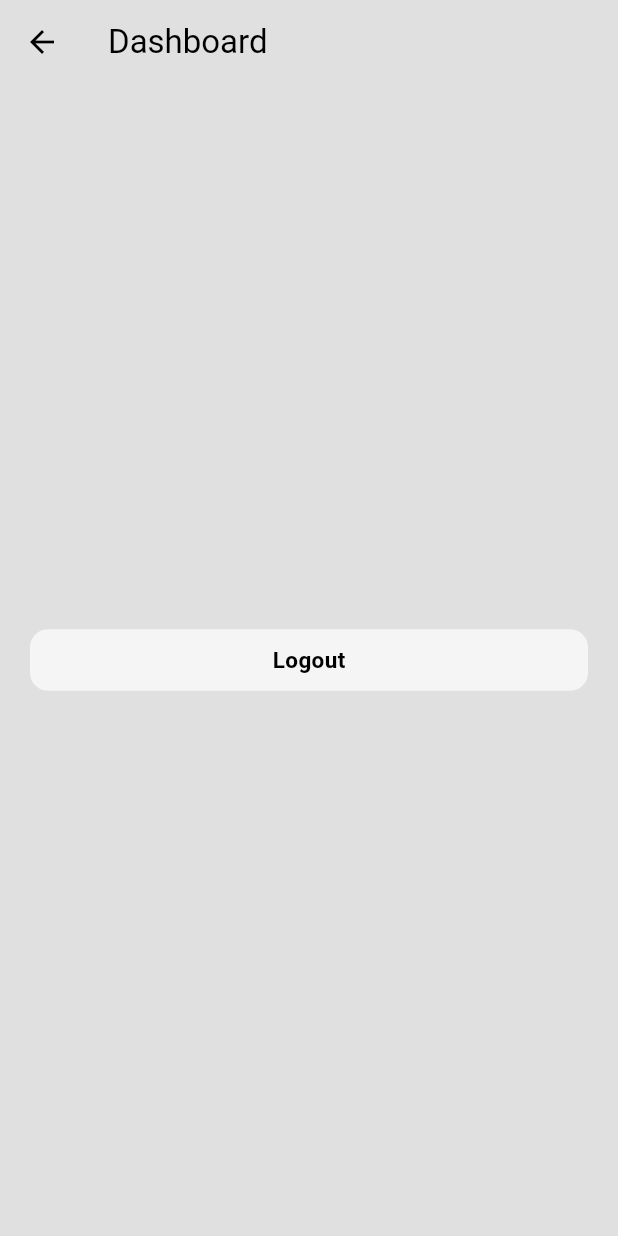
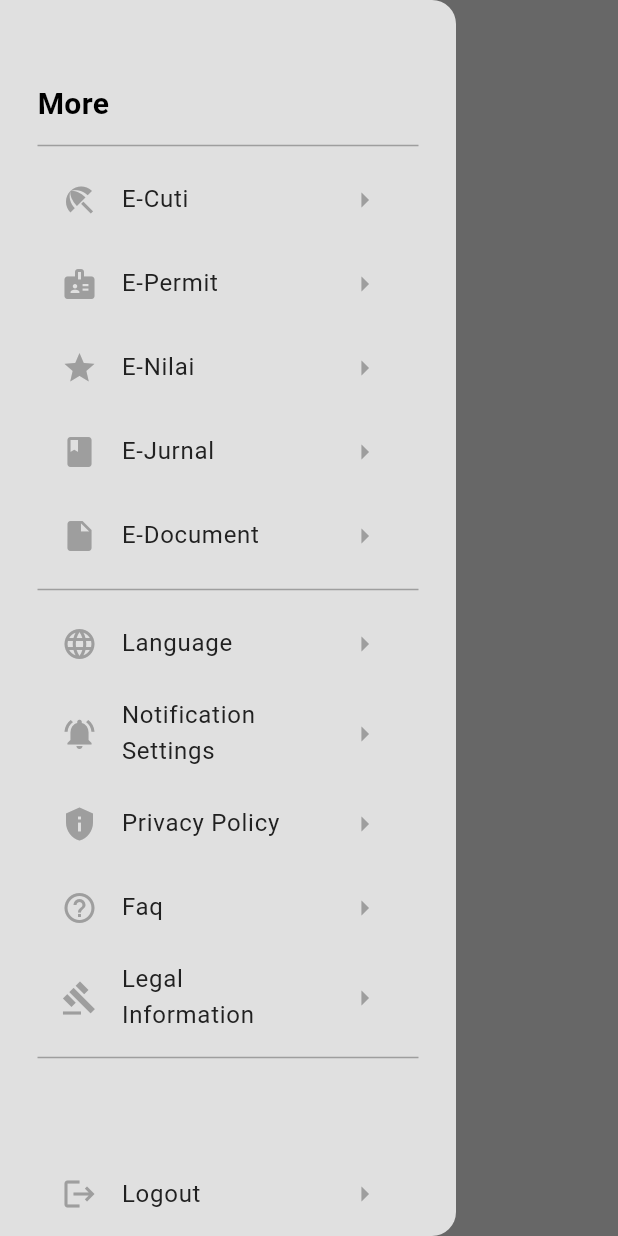
Before and after one commit to Lyraeth/social_media_bloc, a Flutter app: the DashboardPage screen opened directly, with the side drawer open (before the commit the screen has no drawer), on a phone screen of 412 x 824 dp. Run offline on Flutter 3.47's test engine with Material 3 defaults, Android fonts, the light colour scheme and no system bars; our stand-ins replace flutter_bloc, flutter_secure_storage; accounts and stored records are empty.

Commit message:
feat (dashboard): Add MyDrawer component with logout functionality and update DashboardPage layout

```diff
--- a/lib/app.dart
+++ b/lib/app.dart
@@ -42,7 +42,6 @@ class MainApp extends StatelessWidget {
         debugShowCheckedModeBanner: false,
         theme: lightMode,
         home: BlocConsumer<AuthCubit, AuthState>(
-          listener: (context, state) {},
           builder: (context, authState) {
             print(authState);
             // jika user terauthentikasi, munculkan Home Page
@@ -61,6 +60,15 @@ class MainApp extends StatelessWidget {
               );
             }
           },
+
+          // error handling
+          listener: (context, state) {
+            if (state is AuthError) {
+              ScaffoldMessenger.of(
+                context,
+              ).showSnackBar(SnackBar(content: Text(state.message)));
+            }
+          },
         ),
       ),
     );
--- /dev/null
+++ b/lib/features/dashboard/presentation/components/my_drawer.dart
@@ -0,0 +1,117 @@
+import 'package:flutter/material.dart';
+import 'package:flutter_bloc/flutter_bloc.dart';
+import 'package:social_media_bloc/features/auth/presentation/cubits/auth_cubit.dart';
+import 'package:social_media_bloc/features/dashboard/presentation/components/my_drawer_tile.dart';
+
+class MyDrawer extends StatefulWidget {
+  const MyDrawer({super.key});
+
+  @override
+  State<MyDrawer> createState() => _MyDrawerState();
+}
+
+class _MyDrawerState extends State<MyDrawer> {
+  // Logout
+  void _handleLogout() {
+    final authCubit = context.read<AuthCubit>();
+    authCubit.logout();
+  }
+
+  @override
+  Widget build(BuildContext context) {
+    return Drawer(
+      backgroundColor: Theme.of(context).colorScheme.surface,
+      child: SafeArea(
+        child: Padding(
+          padding: const EdgeInsets.symmetric(horizontal: 25),
+          child: Column(
+            children: [
+              const SizedBox(height: 50),
+              Padding(
+                padding: const EdgeInsets.symmetric(vertical: 5.0),
+                child: Row(
+                  children: [
+                    Text(
+                      "More",
+                      style: TextStyle(
+                        fontWeight: FontWeight.bold,
+                        fontSize: 20,
+                      ),
+                    ),
+                  ],
+                ),
+              ),
+
+              Divider(color: Theme.of(context).colorScheme.primary),
+
+              // List menu
+              MyDrawerTile(
+                title: "E-Cuti",
+                leadingIcon: Icons.beach_access,
+                onTap: () {},
+              ),
+              MyDrawerTile(
+                title: "E-Permit",
+                leadingIcon: Icons.badge,
+                onTap: () {},
+              ),
+              MyDrawerTile(
+                title: "E-Nilai",
+                leadingIcon: Icons.grade,
+                onTap: () {},
+              ),
+              MyDrawerTile(
+                title: "E-Jurnal",
+                leadingIcon: Icons.book,
+                onTap: () {},
+              ),
+              MyDrawerTile(
+                title: "E-Document",
+                leadingIcon: Icons.insert_drive_file,
+                onTap: () {},
+              ),
+
+              Divider(color: Theme.of(context).colorScheme.primary),
+
+              MyDrawerTile(
+                title: "Language",
+                leadingIcon: Icons.language,
+                onTap: () {},
+              ),
+              MyDrawerTile(
+                title: "Notification Settings",
+                leadingIcon: Icons.notifications_active,
+                onTap: () {},
+              ),
+              MyDrawerTile(
+                title: "Privacy Policy",
+                leadingIcon: Icons.privacy_tip,
+                onTap: () {},
+              ),
+              MyDrawerTile(
+                title: "Faq",
+                leadingIcon: Icons.help_outline,
+                onTap: () {},
+              ),
+              MyDrawerTile(
+                title: "Legal Information",
+                leadingIcon: Icons.gavel,
+                onTap: () {},
+              ),
+
+              Divider(color: Theme.of(context).colorScheme.primary),
+
+              const Spacer(),
+
+              MyDrawerTile(
+                title: "Logout",
+                leadingIcon: Icons.logout,
+                onTap: _handleLogout,
+              ),
+            ],
+          ),
+        ),
+      ),
+    );
+  }
+}
--- /dev/null
+++ b/lib/features/dashboard/presentation/components/my_drawer_tile.dart
@@ -0,0 +1,29 @@
+import 'package:flutter/material.dart';
+
+class MyDrawerTile extends StatelessWidget {
+  final String title;
+  final IconData leadingIcon;
+  final void Function()? onTap;
+  const MyDrawerTile({
+    super.key,
+    required this.title,
+    required this.leadingIcon,
+    required this.onTap,
+  });
+
+  @override
+  Widget build(BuildContext context) {
+    return ListTile(
+      title: Text(
+        title,
+        style: TextStyle(color: Theme.of(context).colorScheme.inversePrimary),
+      ),
+      leading: Icon(leadingIcon, color: Theme.of(context).colorScheme.primary),
+      trailing: Icon(
+        Icons.arrow_right,
+        color: Theme.of(context).colorScheme.primary,
+      ),
+      onTap: onTap,
+    );
+  }
+}
--- a/lib/features/dashboard/presentation/pages/dashboard_page.dart
+++ b/lib/features/dashboard/presentation/pages/dashboard_page.dart
@@ -1,7 +1,5 @@
 import 'package:flutter/material.dart';
-import 'package:flutter_bloc/flutter_bloc.dart';
-import 'package:social_media_bloc/features/auth/presentation/components/my_button.dart';
-import 'package:social_media_bloc/features/auth/presentation/cubits/auth_cubit.dart';
+import 'package:social_media_bloc/features/dashboard/presentation/components/my_drawer.dart';
 
 class DashboardPage extends StatefulWidget {
   const DashboardPage({super.key});
@@ -11,25 +9,11 @@ class DashboardPage extends StatefulWidget {
 }
 
 class _DashboardPageState extends State<DashboardPage> {
-  // Logout
-  void _handleLogout() {
-    final authCubit = context.read<AuthCubit>();
-    authCubit.logout();
-  }
-
   @override
   Widget build(BuildContext context) {
     return Scaffold(
-      appBar: AppBar(title: const Text("Dashboard")),
-      body: Center(
-        child: Container(
-          padding: const EdgeInsets.symmetric(horizontal: 20),
-          child: Column(
-            mainAxisAlignment: MainAxisAlignment.center,
-            children: [MyButton(onTap: _handleLogout, text: "Logout")],
-          ),
-        ),
-      ),
+      appBar: AppBar(title: const Text("Dashboard"), centerTitle: true),
+      drawer: MyDrawer(),
     );
   }
 }
```
